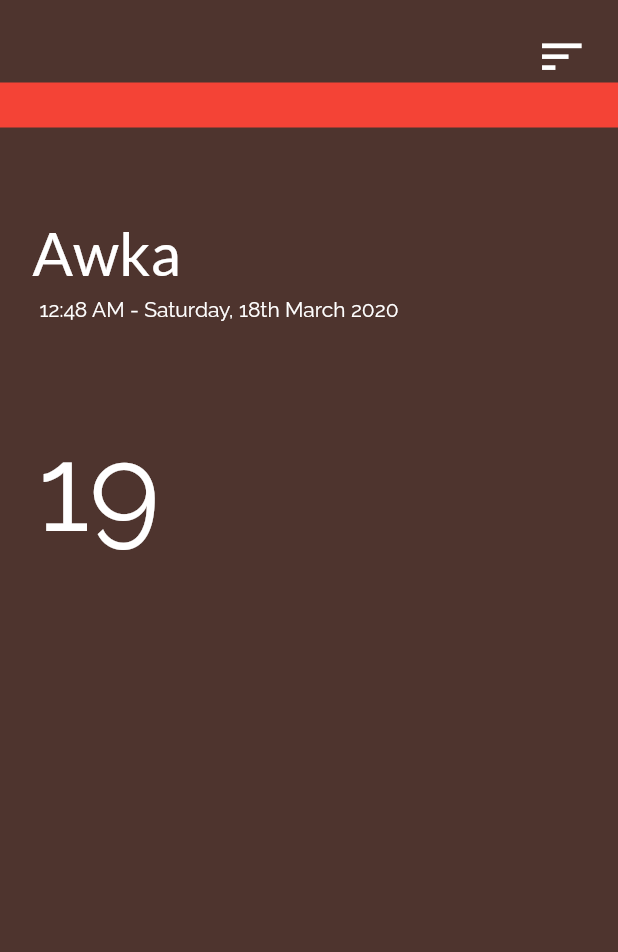
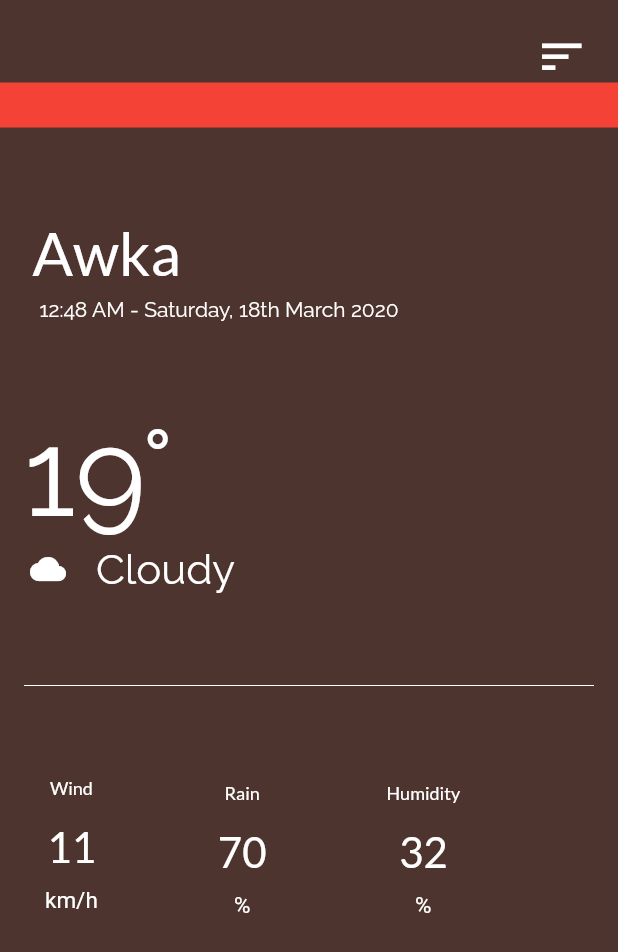
Before and after one commit to CynthiaPeter/Live-Weather, a Flutter app: the screen it shows after launch, on a phone screen of 412 x 824 dp. Shown: the top 952 px of the screen. Run offline on Flutter 3.47's test engine with Material 2 defaults, Android fonts, the phone set to English and light mode, and no system bars; our stand-ins replace google_fonts.

Commit message:
UI almost done

```diff
--- a/lib/weather_app_ui.dart
+++ b/lib/weather_app_ui.dart
@@ -29,18 +29,146 @@ class _WeatherAppState extends State<WeatherApp> {
               margin: EdgeInsets.fromLTRB(10, 0, 280.0, 0.0),
               child: Text(
                 'Awka',
-              style: GoogleFonts.lato(fontSize: 40, color: Colors.white,
+                style: GoogleFonts.lato(
+                  fontSize: 40,
+                  color: Colors.white,
+                ),
               ),
-            ),),
-            Container(margin: EdgeInsets.fromLTRB(10, 5.0, 130.0, 0.0),
-              child:
-              Text('12:48 AM - Saturday, 18th March 2020', style: GoogleFonts.raleway(color: Colors.white),)
-            ,),
-            SizedBox(height: 60),
+            ),
+            Container(
+              margin: EdgeInsets.fromLTRB(10, 5.0, 130.0, 0.0),
+              child: Text(
+                '12:48 AM - Saturday, 18th March 2020',
+                style: GoogleFonts.raleway(color: Colors.white),
+              ),
+            ),
+            SizedBox(height: 50),
             Container(
               margin: EdgeInsets.fromLTRB(10, 5.0, 290.0, 0.0),
-              child: Text('19', style: GoogleFonts.raleway(color: Colors.white, fontSize: 80),
-            ),)
+              child: Text(
+                '19\u00B0',
+                style: GoogleFonts.raleway(color: Colors.white, fontSize: 80),
+              ),
+            ),
+            Row(
+              children: <Widget>[
+                SizedBox(width: 20),
+                Container(
+                  child: Icon(
+                    Icons.cloud,
+                    color: Colors.white,
+                  ),
+                ),
+                SizedBox(width: 20),
+                Container(
+                  child: Text(
+                    'Cloudy',
+                    style:
+                        GoogleFonts.raleway(color: Colors.white, fontSize: 28),
+                  ),
+                ),
+              ],
+            ),
+            SizedBox(height: 60),
+            SizedBox(
+              width: 380,
+              child: Divider(
+                height: 2,
+                color: Colors.white,
+              ),
+            ),
+            Row(
+              // mainAxisAlignment: MainAxisAlignment.start,
+              // mainAxisSize: MainAxisSize.max,
+              children: <Widget>[
+                Column(
+                  children: <Widget>[
+                    SizedBox(height: 60),
+                    Row(
+                      children: <Widget>[
+                        //WINDY
+                        SizedBox(width: 30),
+                        Column(
+                          children: <Widget>[
+                            Text("Wind",
+                                style: GoogleFonts.lato(
+                                    color: Colors.white, fontSize: 12)),
+                            SizedBox(height: 15),
+                            Text(
+                              '11',
+                              style: GoogleFonts.lato(
+                                  color: Colors.white, fontSize: 28),
+                            ),
+                            SizedBox(height: 10),
+                            Text(
+                              "km/h",
+                              style: TextStyle(
+                                fontSize: 15,
+                                color: Colors.white,
+                              ),
+                            ),
+                            SizedBox(height: 7),
+                          ],
+                        ),
+                        SizedBox(
+                          width: 80,
+                        ),
+                        //RAINY
+                        Column(
+                          children: <Widget>[
+                            Text("Rain",
+                                style: GoogleFonts.lato(
+                                    color: Colors.white, fontSize: 12)),
+                            SizedBox(height: 15),
+                            Text(
+                              '70',
+                              style: GoogleFonts.lato(
+                                  color: Colors.white, fontSize: 28),
+                            ),
+                            SizedBox(height: 10),
+                            Text(
+                              "%",
+                              style: TextStyle(
+                                fontSize: 15,
+                                color: Colors.white,
+                              ),
+                            ),
+                          ],
+                        ),
+                        SizedBox(
+                          width: 80,
+                        ),
+                        //SUNNY
+                        Column(
+                          children: <Widget>[
+                            Text(
+                              "Humidity",
+                              style: GoogleFonts.lato(
+                                  color: Colors.white, fontSize: 12),
+                            ),
+                            SizedBox(height: 15),
+                            Text(
+                              '32',
+                              style: GoogleFonts.lato(
+                                  color: Colors.white, fontSize: 28),
+                            ),
+                            SizedBox(height: 10),
+                            Text(
+                              "%",
+                              style: TextStyle(
+                                fontSize: 15,
+                                color: Colors.white,
+                              ),
+                            ),
+
+                          ],
+                        )
+                      ],
+                    ),
+                  ],
+                ),
+              ],
+            )
           ],
         ),
       ),
```
